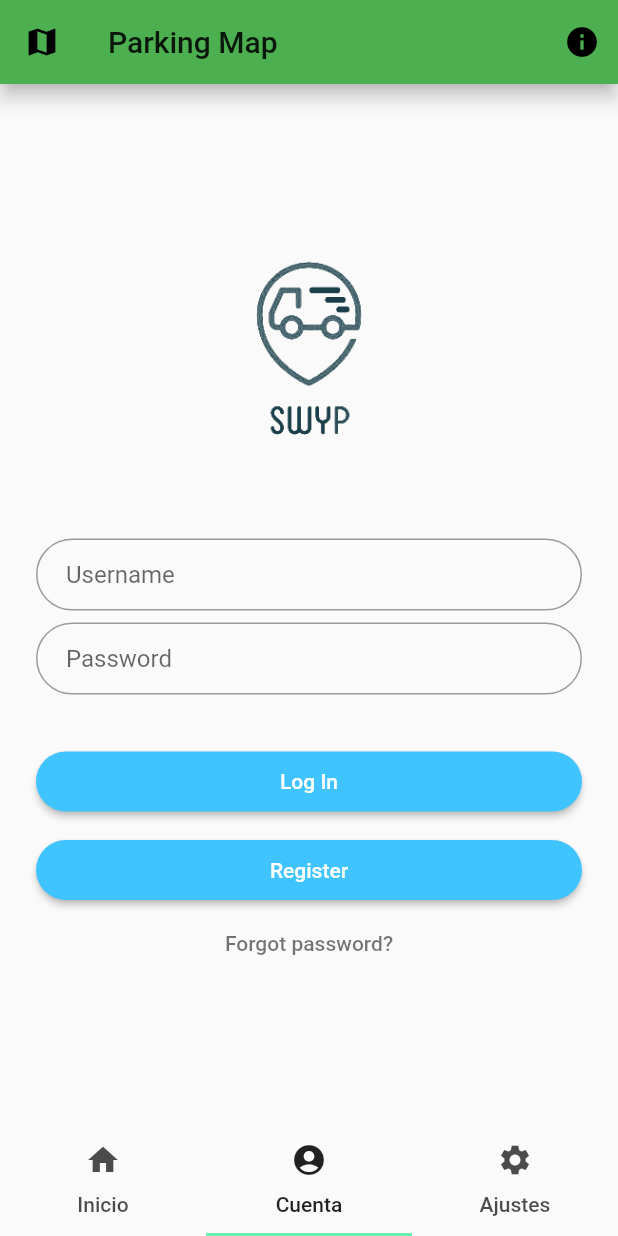
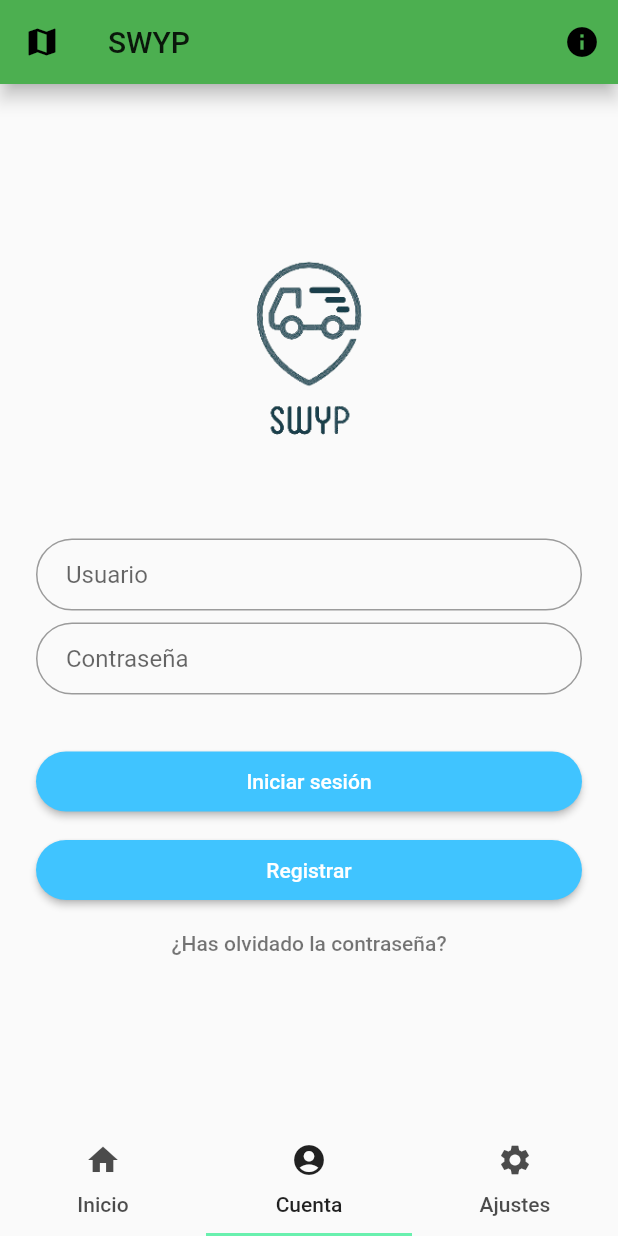
Before and after one commit to jvazquezmatias/map_project, a Flutter app: the screen it shows after launch, item 2 of the bottom bar chosen, on a phone screen of 412 x 824 dp. Run offline on Flutter 3.47's test engine with Material 2 defaults, Android fonts, the light colour scheme and no system bars; our stand-ins replace google_maps_flutter; missing offline and left inert: mysql1, sweetalert; accounts and stored records are empty.

Commit message:
Textos arreglados

```diff
--- a/lib/login/home_page.dart
+++ b/lib/login/home_page.dart
@@ -31,7 +31,7 @@ class HomeLoginPage extends StatelessWidget {
     final successful = Padding(
       padding: EdgeInsets.all(8.0),
       child: Text(
-        'Has iniciado sesión correctamente.',
+        'Has iniciado sesión correctamente',
         style: TextStyle(fontSize: 16.0, color: Colors.white),
       ),
     );
--- a/lib/login/register.dart
+++ b/lib/login/register.dart
@@ -69,7 +69,7 @@ class Register extends State<RegisterPage> {
             // initialValue: 'pablo@gmail.com',
             controller: surnameValue,
             decoration: InputDecoration(
-              hintText: 'Primer Apellido',
+              hintText: 'Primer apellido',
               contentPadding: EdgeInsets.fromLTRB(20.0, 10.0, 20.0, 10.0),
               border:
                   OutlineInputBorder(borderRadius: BorderRadius.circular(32.0)),
@@ -87,7 +87,7 @@ class Register extends State<RegisterPage> {
             // initialValue: 'pablo@gmail.com',
             controller: surname2Value,
             decoration: InputDecoration(
-              hintText: 'Segundo Apellido',
+              hintText: 'Segundo apellido',
               contentPadding: EdgeInsets.fromLTRB(20.0, 10.0, 20.0, 10.0),
               border:
                   OutlineInputBorder(borderRadius: BorderRadius.circular(32.0)),
@@ -171,7 +171,7 @@ class Register extends State<RegisterPage> {
               if (mysql.name != "") {
                 SweetAlert.show(context,
                     title: "Error",
-                    subtitle: "Este nombre de usuario ya existe!",
+                    subtitle: "El nombre de usuario ya existe!",
                     style: SweetAlertStyle.error);
               } else {
                 mysql
--- a/lib/ui/pages/account.dart
+++ b/lib/ui/pages/account.dart
@@ -46,7 +46,7 @@ class AccountTab extends State<LoginPage> {
             // initialValue: 'pablo@gmail.com',
             controller: usernameValue,
             decoration: InputDecoration(
-              hintText: 'Username',
+              hintText: 'Usuario',
               contentPadding: EdgeInsets.fromLTRB(20.0, 10.0, 20.0, 10.0),
               border:
                   OutlineInputBorder(borderRadius: BorderRadius.circular(32.0)),
@@ -64,7 +64,7 @@ class AccountTab extends State<LoginPage> {
             obscureText: true,
             controller: passwordValue,
             decoration: InputDecoration(
-              hintText: 'Password',
+              hintText: 'Contraseña',
               contentPadding: EdgeInsets.fromLTRB(20.0, 10.0, 20.0, 10.0),
               border:
                   OutlineInputBorder(borderRadius: BorderRadius.circular(32.0)),
@@ -98,14 +98,14 @@ class AccountTab extends State<LoginPage> {
                   ? Navigator.of(context).pushNamed(HomeLoginPage.tag)
                   : SweetAlert.show(context,
                         title: "Error",
-                        subtitle: "Usuario o contraseña incorrectos!",
+                        subtitle: "Usuario o contraseña incorrectos",
                         style: SweetAlertStyle.error);
             });
           }
         },
         padding: EdgeInsets.all(12),
         color: Colors.lightBlueAccent,
-        child: Text('Log In', style: TextStyle(color: Colors.white)),
+        child: Text('Iniciar sesión', style: TextStyle(color: Colors.white)),
       ),
     );
 
@@ -121,13 +121,13 @@ class AccountTab extends State<LoginPage> {
         },
         padding: EdgeInsets.all(12),
         color: Colors.lightBlueAccent,
-        child: Text('Register', style: TextStyle(color: Colors.white)),
+        child: Text('Registrar', style: TextStyle(color: Colors.white)),
       ),
     );
 
     final forgotLabel = FlatButton(
       child: Text(
-        'Forgot password?',
+        '¿Has olvidado la contraseña?',
         style: TextStyle(color: Colors.black54),
       ),
       onPressed: () {},
--- a/lib/ui/pages/account_settings.dart
+++ b/lib/ui/pages/account_settings.dart
@@ -71,7 +71,7 @@ class AccountTabSettings extends State<AccountSettings> {
                     child: GestureDetector(
                       child: Center(
                         child: Text(
-                          'Cambiar Contraseña',
+                          'Cambiar contraseña',
                           style: TextStyle(
                               color: Colors.white, fontFamily: 'Montserrat'),
                         ),
@@ -83,14 +83,14 @@ class AccountTabSettings extends State<AccountSettings> {
                               false, // dialog is dismissible with a tap on the barrier
                           builder: (BuildContext context) {
                             return AlertDialog(
-                              title: Text('Cambiar Contraseña'),
+                              title: Text('Cambiar contraseña'),
                               content: new Row(
                                 children: <Widget>[
                                   new Expanded(
                                     child: new TextField(
                                       autofocus: true,
                                       decoration: new InputDecoration(
-                                          hintText: 'Nueva Contraseña'),
+                                          hintText: 'Nueva contraseña'),
                                       onChanged: (value) {
                                         newPassword = value;
                                       },
@@ -142,7 +142,7 @@ class AccountTabSettings extends State<AccountSettings> {
                     child: GestureDetector(
                       child: Center(
                         child: Text(
-                          'Cerrar Sesión',
+                          'Cerrar sesión',
                           style: TextStyle(
                               color: Colors.white, fontFamily: 'Montserrat'),
                         ),
@@ -152,7 +152,7 @@ class AccountTabSettings extends State<AccountSettings> {
                           context: context,
                           builder: (BuildContext context) {
                             return AlertDialog(
-                              title: Text('Seguro que quieres cerrar sesión?'),
+                              title: Text('¿Seguro que quieres cerrar sesión?'),
                               actions: <Widget>[
                                 FlatButton(
                                   child: Text('No'),
@@ -161,7 +161,7 @@ class AccountTabSettings extends State<AccountSettings> {
                                   },
                                 ),
                                 FlatButton(
-                                  child: Text('Sí'),
+                                  child: Text('Si'),
                                   onPressed: () {
                                     mysql.connection = false;
                                     home.HomeTab.disabled = true;
@@ -189,7 +189,7 @@ class AccountTabSettings extends State<AccountSettings> {
                     child: GestureDetector(
                       child: Center(
                         child: Text(
-                          'Eliminar Cuenta',
+                          'Eliminar cuenta',
                           style: TextStyle(
                               color: Colors.white, fontFamily: 'Montserrat'),
                         ),
--- a/lib/ui/pages/home_page.dart
+++ b/lib/ui/pages/home_page.dart
@@ -37,7 +37,7 @@ class HomePage extends State<MyHome> with SingleTickerProviderStateMixin {
     return showDialog(
         context: context,
         builder: (context) => AlertDialog(
-              title: Text("Seguro quieres cerrar la aplicación?"),
+              title: Text("¿Deseas cerrar la aplicación?"),
               actions: <Widget>[
                 FlatButton(
                   child: Text("No"),
@@ -56,7 +56,7 @@ class HomePage extends State<MyHome> with SingleTickerProviderStateMixin {
     final _appBar = AppBar(
       elevation: 5.0,
       leading: Icon(Icons.map),
-      title: Text('Parking Map'),
+      title: Text('SWYP'),
       backgroundColor: Colors.green,
       actions: <Widget>[
         IconButton(
@@ -66,7 +66,7 @@ class HomePage extends State<MyHome> with SingleTickerProviderStateMixin {
               context: context,
               builder: (BuildContext context) {
                 return AlertDialog(
-                  title: Text('Share Where Your Park'),
+                  title: Text('Share Where You Park'),
                   content: const Text(
                       'Version: 1.0 \n\nAutores:\n  Javier Vázquez\n  Pablo Sánchez'),
                   actions: <Widget>[
--- a/lib/ui/pages/settings.dart
+++ b/lib/ui/pages/settings.dart
@@ -44,7 +44,7 @@ class SettingsTab extends State<SettingsPage> {
             },
             currentSelection: SettingsPage._indexTipoMapa,
           ),
-          CSHeader('Formato mapa:'),
+          CSHeader('Formato del mapa:'),
           CSSelection(
             ['Kilómetros', 'Millas'],
             (int value) {
--- a/lib/ui/pages/splash_screen.dart
+++ b/lib/ui/pages/splash_screen.dart
@@ -17,6 +17,7 @@ class _SplashScreenState extends State<SplashScreen> {
 
   @override
   Widget build(BuildContext context) {
+    Size size = MediaQuery.of(context).size;
     return Scaffold(
       body: Stack(
         fit: StackFit.expand,
@@ -35,7 +36,7 @@ class _SplashScreenState extends State<SplashScreen> {
                     children: <Widget>[
                       CircleAvatar(
                           backgroundColor: Colors.transparent,
-                          radius: 200.0,
+                          radius: size.height * 100,
                           child: Image(
                               image: new AssetImage('assets/img/logoMap.png'))),
                       Padding(
```
